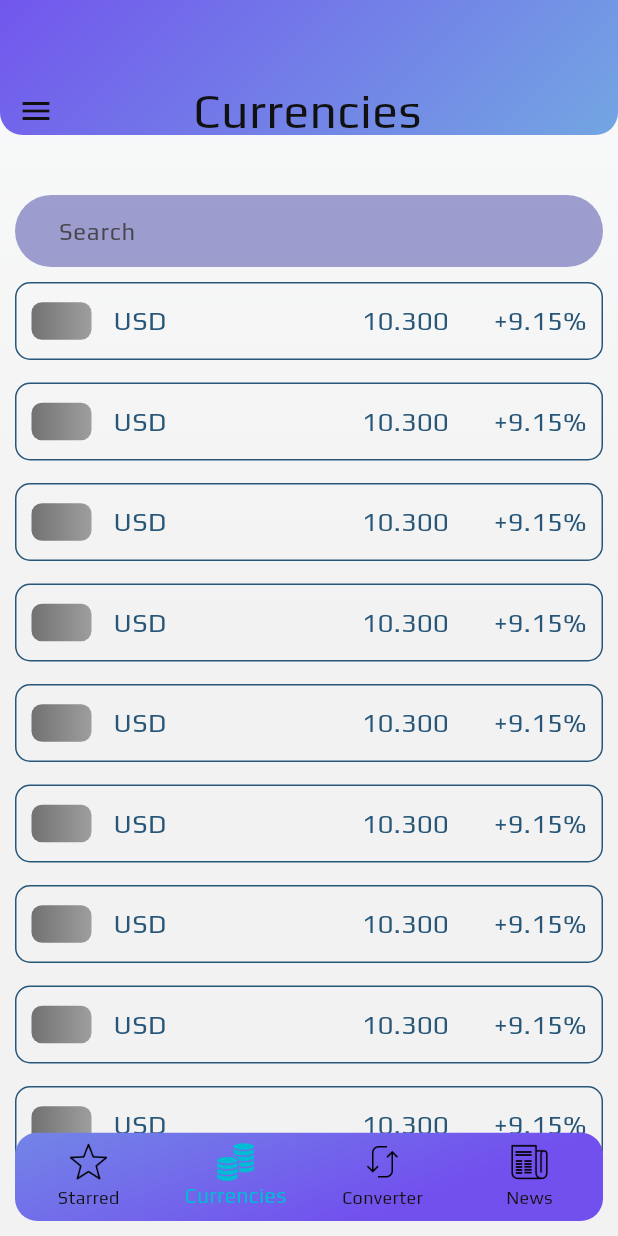
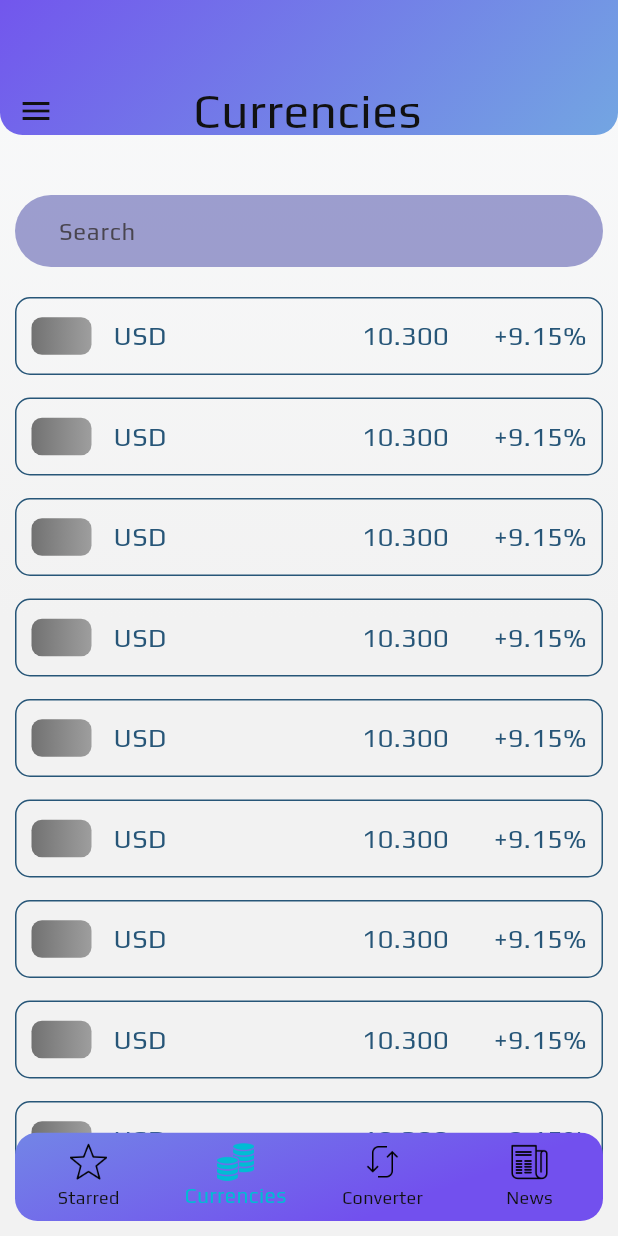
Before and after one commit to ASR1221/currency_exchange_flutter_app, a Flutter app: the screen it shows after launch, swiped to page 2, on a phone screen of 412 x 824 dp. Run offline on Flutter 3.47's test engine with Material 3 defaults, Android fonts, the phone set to English and light mode, and no system bars; our stand-ins replace dropdown_button2, fl_chart, shared_preferences.

Commit message:
EDIT: sizedBox edit in currencies page

```diff
--- a/lib/pages/currencies_page.dart
+++ b/lib/pages/currencies_page.dart
@@ -60,7 +60,7 @@ class _CurrenciesPageState extends State<CurrenciesPage> {
                       });
                     }
                   ),
-                  const SizedBox(height: 10,),
+                  const SizedBox(height: 20,),
                   const ListItem(),
                 ],
               );
```
